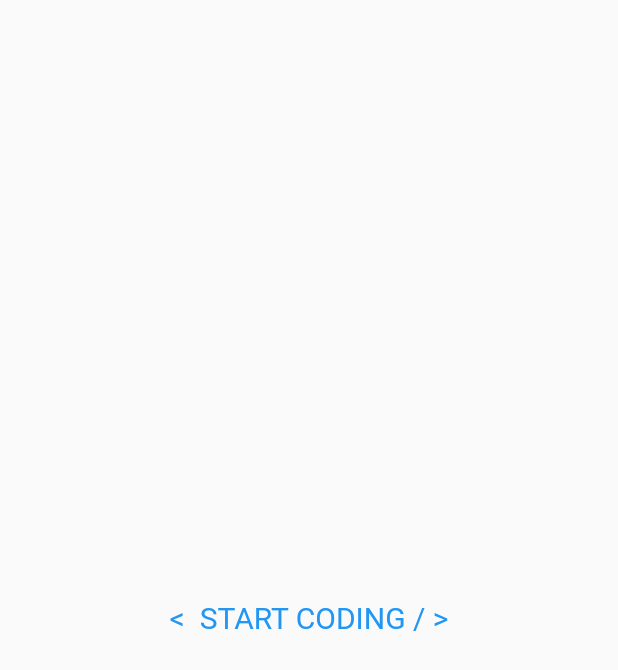
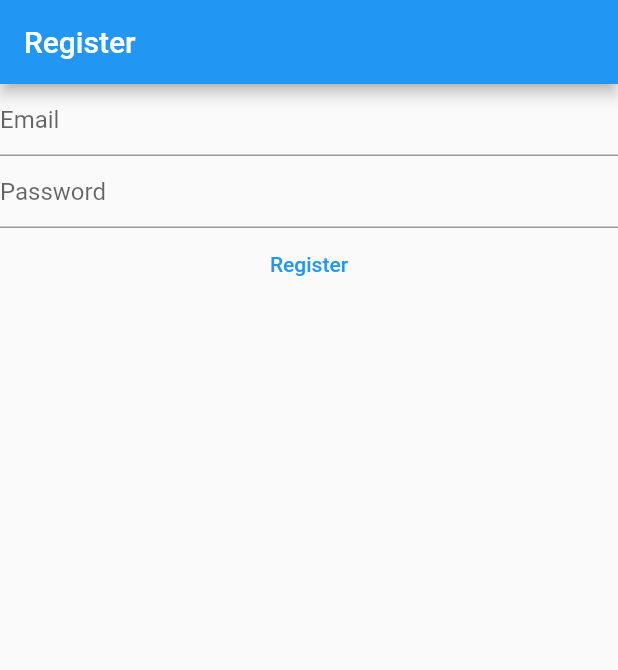
Before and after one commit to aditechdev/flutter-mynotes, a Flutter app: the screen it shows after launch, on a phone screen of 412 x 824 dp. Shown: the top 670 px of the screen. Run offline on Flutter 3.47's test engine with Material 2 defaults, Android fonts, the phone set to English and light mode, and no system bars; our stand-ins replace firebase_core; accounts and stored records are empty.

Commit message:
:tada: Basic register screen UI done

```diff
--- a/lib/main.dart
+++ b/lib/main.dart
@@ -7,31 +7,80 @@ void main() async {
   await Firebase.initializeApp(
     options: DefaultFirebaseOptions.currentPlatform,
   );
-  runApp(
-    MaterialApp(
+  runApp(const MyApp());
+}
+
+class MyApp extends StatelessWidget {
+  const MyApp({super.key});
+
+  @override
+  Widget build(BuildContext context) {
+    return MaterialApp(
       debugShowCheckedModeBanner: false,
       theme: ThemeData(
         primarySwatch: Colors.blue,
       ),
       home: const HomePage(),
-    ),
-  );
+    );
+  }
 }
 
-class HomePage extends StatelessWidget {
+class HomePage extends StatefulWidget {
   const HomePage({super.key});
 
   @override
+  State<HomePage> createState() => _HomePageState();
+}
+
+class _HomePageState extends State<HomePage> {
+  late final TextEditingController _userName;
+  late final TextEditingController _pwd;
+
+  @override
+  void initState() {
+    super.initState();
+    _userName = TextEditingController();
+    _pwd = TextEditingController();
+  }
+
+  @override
+  void dispose() {
+    _userName.dispose();
+    _pwd.dispose();
+    super.dispose();
+  }
+
+  @override
   Widget build(BuildContext context) {
-    return const Scaffold(
+    return Scaffold(
+      appBar: AppBar(
+        title: const Text("Register"),
+      ),
       body: Center(
-        child: Text(
-          '<  START CODING / >',
-          style: TextStyle(
-            fontSize: 20,
-            color: Colors.blue,
-          ),
-          textAlign: TextAlign.center,
+        child: Column(
+          children: [
+            TextField(
+              controller: _userName,
+              decoration: const InputDecoration(
+                hintText: "Email",
+              ),
+            ),
+            TextField(
+              controller: _pwd,
+              decoration: const InputDecoration(
+                hintText: "Password",
+              ),
+              // autofillHints: "Email",
+            ),
+            TextButton(
+              child: const Text(
+                "Register",
+              ),
+              onPressed: () {
+                print("Register");
+              },
+            ),
+          ],
         ),
       ),
     );
```
